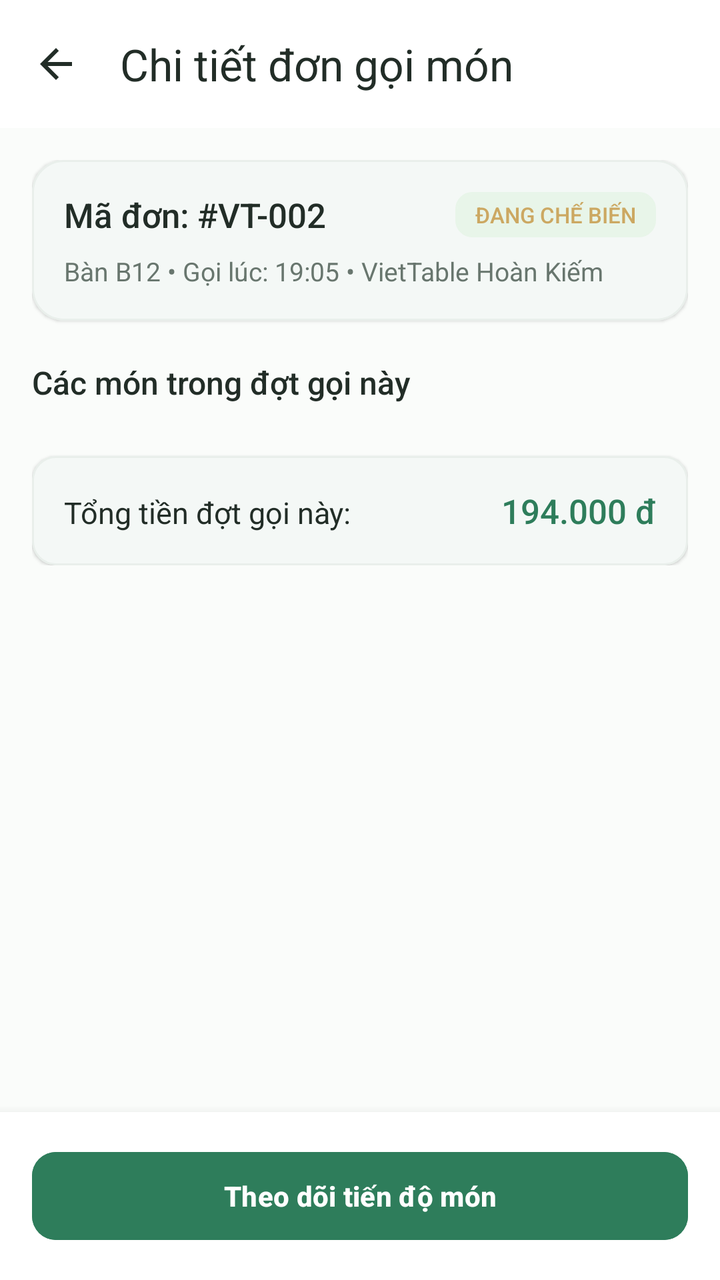
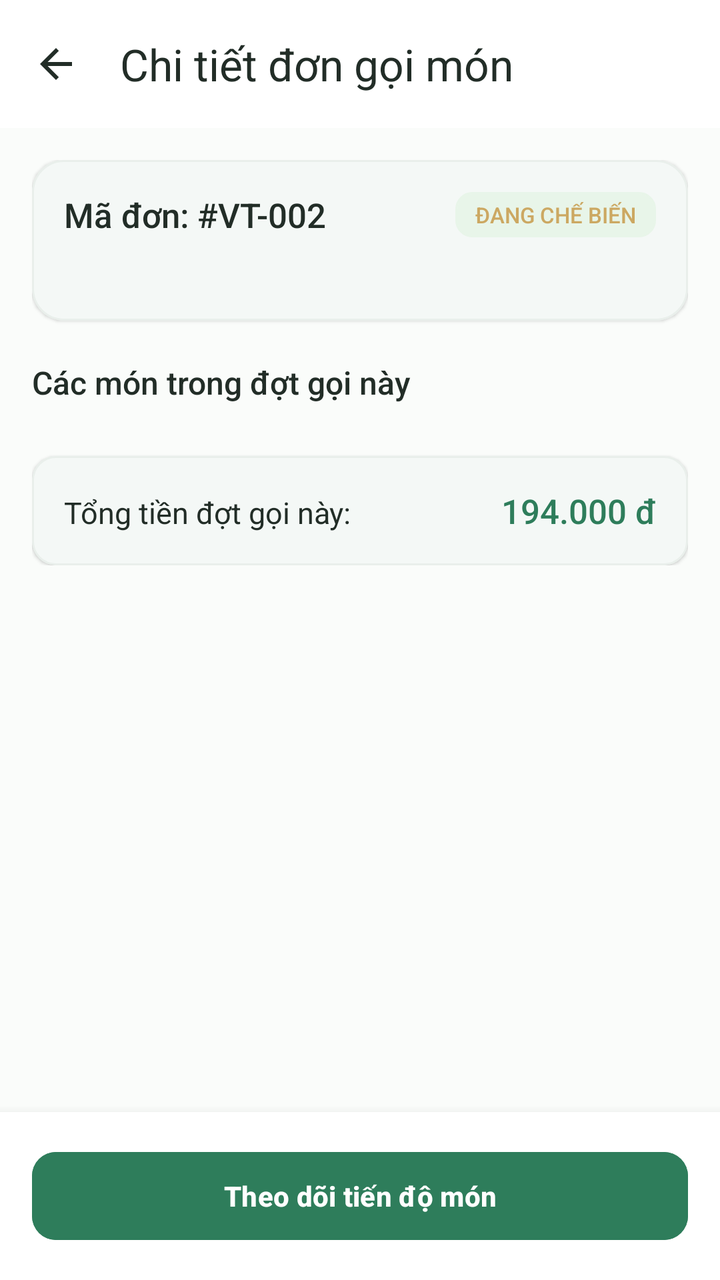

Two renders of the same Android screen: before a commit and after it. Below are the layout's source before the change and the commit's diff.
<!-- AndroidManifest.xml: application theme Theme.VietTable -->
<!-- res/layout/fragment_order_detail.xml -->
<?xml version="1.0" encoding="utf-8"?>
<androidx.coordinatorlayout.widget.CoordinatorLayout xmlns:android="http://schemas.android.com/apk/res/android"
    xmlns:app="http://schemas.android.com/apk/res-auto"
    android:layout_width="match_parent"
    android:layout_height="match_parent"
    android:background="@color/colorBackground">

    <com.google.android.material.appbar.AppBarLayout
        android:layout_width="match_parent"
        android:layout_height="wrap_content"
        android:background="@color/colorSurface"
        app:elevation="0dp">

        <com.google.android.material.appbar.MaterialToolbar
            android:id="@+id/toolbar"
            android:layout_width="match_parent"
            android:layout_height="?attr/actionBarSize"
            app:navigationIcon="@drawable/ic_back"
            app:navigationIconTint="@color/colorTextPrimary"
            app:title="Chi tiết đơn gọi món"
            app:titleTextColor="@color/colorTextPrimary" />
    </com.google.android.material.appbar.AppBarLayout>

    <androidx.core.widget.NestedScrollView
        android:layout_width="match_parent"
        android:layout_height="match_parent"
        android:paddingBottom="96dp"
        app:layout_behavior="@string/appbar_scrolling_view_behavior">

        <LinearLayout
            android:layout_width="match_parent"
            android:layout_height="wrap_content"
            android:orientation="vertical"
            android:padding="16dp">

            
            <com.google.android.material.card.MaterialCardView
                android:layout_width="match_parent"
                android:layout_height="wrap_content"
                app:cardBackgroundColor="@color/colorSurface"
                app:cardCornerRadius="16dp"
                app:cardElevation="1dp"
                app:strokeColor="@color/colorDivider"
                app:strokeWidth="1dp">

                <LinearLayout
                    android:layout_width="match_parent"
                    android:layout_height="wrap_content"
                    android:orientation="vertical"
                    android:padding="16dp">

                    <LinearLayout
                        android:layout_width="match_parent"
                        android:layout_height="wrap_content"
                        android:gravity="center_vertical"
                        android:orientation="horizontal">

                        <TextView
                            android:id="@+id/tvOrderDetailId"
                            android:layout_width="0dp"
                            android:layout_height="wrap_content"
                            android:layout_weight="1"
                            android:fontFamily="sans-serif-medium"
                            android:text="Mã đơn: #VT-002"
                            android:textColor="@color/colorTextPrimary"
                            android:textSize="17sp" />

                        <TextView
                            android:id="@+id/tvOrderDetailStatus"
                            android:layout_width="wrap_content"
                            android:layout_height="wrap_content"
                            android:background="@drawable/bg_badge"
                            android:backgroundTint="#E8F5E9"
                            android:fontFamily="sans-serif-medium"
                            android:paddingHorizontal="10dp"
                            android:paddingVertical="4dp"
                            android:text="ĐANG CHẾ BIẾN"
                            android:textColor="@color/colorSecondary"
                            android:textSize="11sp" />
                    </LinearLayout>

                    <TextView
                        android:id="@+id/tvOrderDetailMeta"
                        android:layout_width="wrap_content"
                        android:layout_height="wrap_content"
                        android:layout_marginTop="8dp"
                        android:text="Bàn B12 • Gọi lúc: 19:05 • VietTable Hoàn Kiếm"
                        android:textColor="@color/colorTextSecondary"
                        android:textSize="13sp" />
                </LinearLayout>
            </com.google.android.material.card.MaterialCardView>

            <TextView
                android:layout_width="wrap_content"
                android:layout_height="wrap_content"
                android:layout_marginTop="20dp"
                android:fontFamily="sans-serif-medium"
                android:text="Các món trong đợt gọi này"
                android:textColor="@color/colorTextPrimary"
                android:textSize="16sp" />

            <androidx.recyclerview.widget.RecyclerView
                android:id="@+id/rvOrderItemsDetail"
                android:layout_width="match_parent"
                android:layout_height="wrap_content"
                android:layout_marginTop="10dp"
                android:nestedScrollingEnabled="false" />

            
            <com.google.android.material.card.MaterialCardView
                android:layout_width="match_parent"
                android:layout_height="wrap_content"
                android:layout_marginTop="16dp"
                app:cardBackgroundColor="@color/colorSurface"
                app:cardCornerRadius="12dp"
                app:cardElevation="1dp"
                app:strokeColor="@color/colorDivider"
                app:strokeWidth="1dp">

                <LinearLayout
                    android:layout_width="match_parent"
                    android:layout_height="wrap_content"
                    android:orientation="horizontal"
                    android:padding="16dp">

                    <TextView
                        android:layout_width="0dp"
                        android:layout_height="wrap_content"
                        android:layout_weight="1"
                        android:text="Tổng tiền đợt gọi này:"
                        android:textColor="@color/colorTextPrimary"
                        android:textSize="15sp" />

                    <TextView
                        android:id="@+id/tvOrderSubtotalPrice"
                        android:layout_width="wrap_content"
                        android:layout_height="wrap_content"
                        android:fontFamily="sans-serif-medium"
                        android:text="194.000 đ"
                        android:textColor="@color/colorPrimary"
                        android:textSize="17sp" />
                </LinearLayout>
            </com.google.android.material.card.MaterialCardView>

        </LinearLayout>
    </androidx.core.widget.NestedScrollView>

    
    <LinearLayout
        android:layout_width="match_parent"
        android:layout_height="wrap_content"
        android:layout_gravity="bottom"
        android:tag="safe_bottom"
        android:background="@color/colorSurface"
        android:elevation="8dp"
        android:padding="16dp">

        <com.google.android.material.button.MaterialButton
            android:id="@+id/btnViewProgressFromDetail"
            style="@style/Widget.VietTable.Button.Primary"
            android:layout_width="match_parent"
            android:layout_height="wrap_content"
            android:text="Theo dõi tiến độ món" />
    </LinearLayout>

</androidx.coordinatorlayout.widget.CoordinatorLayout>
<!-- resources referenced by this layout -->
<resources>
  <color name="colorBackground">#FAFCFA</color>
  <color name="colorDivider">#E9EFEB</color>
  <color name="colorPrimary">#2E7D5B</color>
  <color name="colorSecondary">#CCA862</color>
  <color name="colorSurface">#FFFFFF</color>
  <color name="colorTextPrimary">#222D27</color>
  <color name="colorTextSecondary">#68766E</color>
  <style name="Theme.VietTable" parent="Base.Theme.VietTable" />
  <color name="surface">#FFFFFF</color>
  <color name="divider">#E9EFEB</color>
  <dimen name="btn_height_primary">52dp</dimen>
  <dimen name="radius_medium">12dp</dimen>
  <style name="Base.Theme.VietTable" parent="Theme.Material3.Light.NoActionBar">
          
          <item name="colorPrimary">@color/primary</item>
          <item name="colorPrimaryDark">@color/primary_dark</item>
          <item name="colorOnPrimary">@color/on_primary</item>
          <item name="colorPrimaryContainer">@color/primary_container</item>
          <item name="colorOnPrimaryContainer">@color/on_primary_container</item>
  
          <item name="colorSecondary">@color/accent_gold</item>
          <item name="colorOnSecondary">@color/white</item>
          <item name="colorSecondaryContainer">@color/accent_gold_container</item>
          <item name="colorOnSecondaryContainer">@color/accent_gold_dark</item>
  
          <item name="android:colorBackground">@color/bg_cream</item>
          <item name="colorSurface">@color/surface</item>
          <item name="colorOnSurface">@color/text_primary</item>
          <item name="colorSurfaceVariant">@color/surface_variant</item>
  
          <item name="colorError">@color/semantic_error</item>
          <item name="colorOnError">@color/white</item>
  
          
          <item name="android:statusBarColor">@android:color/transparent</item>
          <item name="android:windowLightStatusBar">true</item>
          <item name="android:navigationBarColor">@android:color/transparent</item>
          <item name="android:windowLightNavigationBar">true</item>
  
          
          <item name="colorAccent">@color/primary</item>
          <item name="alertDialogTheme">@style/ThemeOverlay.VietTable.Dialog.Alert</item>
          <item name="materialAlertDialogTheme">@style/ThemeOverlay.VietTable.MaterialAlertDialog</item>
          <item name="buttonBarPositiveButtonStyle">@style/Widget.VietTable.Dialog.Button.Positive</item>
          <item name="buttonBarNegativeButtonStyle">@style/Widget.VietTable.Dialog.Button.Negative</item>
          <item name="buttonBarNeutralButtonStyle">@style/Widget.VietTable.Dialog.Button.Neutral</item>
          <item name="materialButtonStyle">@style/Widget.VietTable.Button.Primary</item>
          <item name="materialButtonOutlinedStyle">@style/Widget.VietTable.Button.Outlined</item>
          <item name="borderlessButtonStyle">@style/Widget.VietTable.Button.Text</item>
          <item name="materialCardViewStyle">@style/Widget.VietTable.Card</item>
          <item name="textInputStyle">@style/Widget.VietTable.TextInputLayout</item>
          <item name="toolbarStyle">@style/Widget.VietTable.Toolbar</item>
          <item name="bottomNavigationStyle">@style/Widget.VietTable.BottomNavigationView</item>
      </style>
  <dimen name="text_button">14sp</dimen>
  <color name="primary">#2E7D5B</color>
  <color name="primary_dark">#24654A</color>
  <color name="on_primary">#FFFFFF</color>
  <color name="primary_container">#EEF7F2</color>
  <color name="on_primary_container">#1B4E38</color>
  <color name="accent_gold">#CCA862</color>
  <color name="white">#FFFFFFFF</color>
  <color name="accent_gold_container">#FAF5EB</color>
  <color name="accent_gold_dark">#9E7D33</color>
  <color name="bg_cream">#FAFCFA</color>
  <color name="text_primary">#222D27</color>
  <color name="surface_variant">#F3F7F5</color>
  <color name="semantic_error">#D32F2F</color>
  <color name="text_secondary">#68766E</color>
  <color name="transparent">#00000000</color>
  <dimen name="radius_large">16dp</dimen>
  <dimen name="card_elevation">1.5dp</dimen>
  <dimen name="card_stroke_width">1dp</dimen>
  <!-- unchanged entries left out for length: 19 -->
</resources>

<!-- the commit's change to res/layout/fragment_order_detail.xml (unified diff, before → after) -->
@@ -84,7 +84,7 @@
                         android:layout_width="wrap_content"
                         android:layout_height="wrap_content"
                         android:layout_marginTop="8dp"
-                        android:text="Bàn B12 • Gọi lúc: 19:05 • VietTable Hoàn Kiếm"
+                        android:text=""
                         android:textColor="@color/colorTextSecondary"
                         android:textSize="13sp" />
                 </LinearLayout>
<!-- resource entries referenced after the edit -->
@@ -37,7 +37,6 @@
           <item name="android:statusBarColor">@android:color/transparent</item>
           <item name="android:windowLightStatusBar">true</item>
           <item name="android:navigationBarColor">@android:color/transparent</item>
-          <item name="android:windowLightNavigationBar">true</item>
   
           
           <item name="colorAccent">@color/primary</item>
